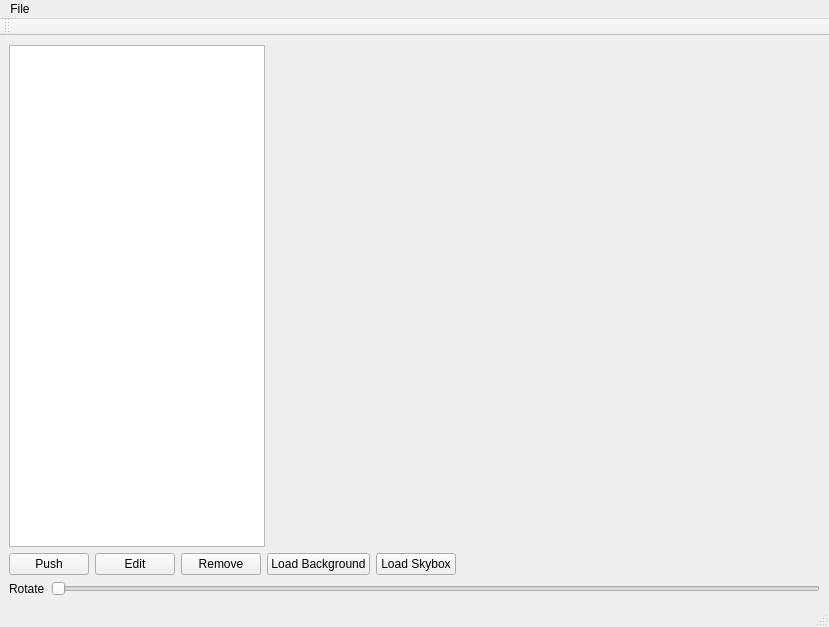
Qt form VRproject/mainwindow.ui (shanerule/2024_GROUP_5) before a commit.
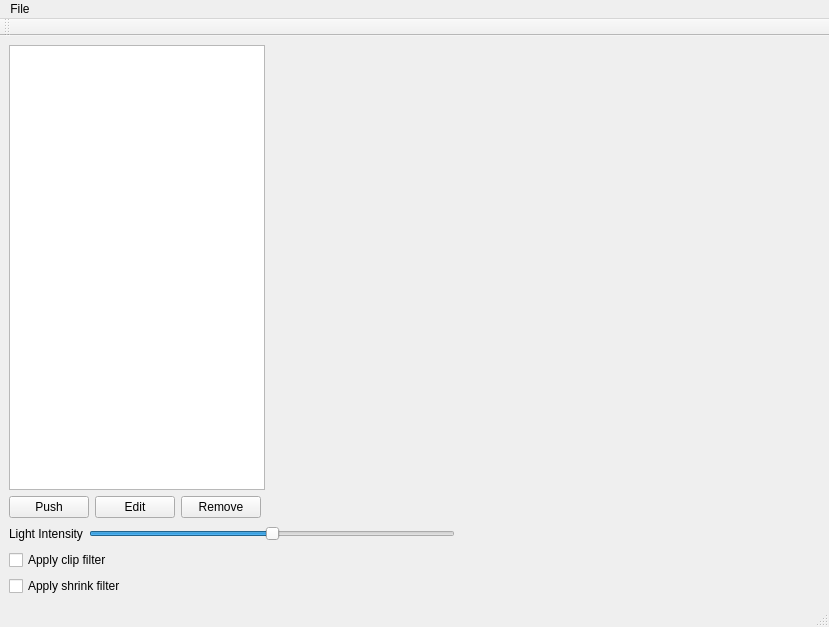
The same form after that commit. Icons and pictures are not drawn. Custom widgets are drawn as their Qt base class.

Commit message: Added filters and lighting

```diff
--- a/VRproject/mainwindow.ui
+++ b/VRproject/mainwindow.ui
@@ -65,20 +65,6 @@
         </property>
        </widget>
       </item>
-      <item>
-       <widget class="QPushButton" name="loadBackgroundButton">
-        <property name="text">
-         <string>Load Background</string>
-        </property>
-       </widget>
-      </item>
-      <item>
-       <widget class="QPushButton" name="loadSkyboxButton">
-        <property name="text">
-         <string>Load Skybox</string>
-        </property>
-       </widget>
-      </item>
       <item>
        <spacer name="horizontalSpacer">
         <property name="orientation">
@@ -99,7 +85,7 @@
       <item>
        <widget class="QLabel" name="label">
         <property name="text">
-         <string>Rotate</string>
+         <string>Light Intensity</string>
         </property>
        </widget>
       </item>
@@ -108,13 +94,43 @@
         <property name="maximum">
          <number>100</number>
         </property>
+        <property name="value">
+         <number>50</number>
+        </property>
         <property name="orientation">
          <enum>Qt::Orientation::Horizontal</enum>
         </property>
        </widget>
       </item>
+      <item>
+       <spacer name="horizontalSpacer_2">
+        <property name="orientation">
+         <enum>Qt::Orientation::Horizontal</enum>
+        </property>
+        <property name="sizeHint" stdset="0">
+         <size>
+          <width>40</width>
+          <height>20</height>
+         </size>
+        </property>
+       </spacer>
+      </item>
      </layout>
     </item>
+    <item>
+     <widget class="QCheckBox" name="checkBox_Clip">
+      <property name="text">
+       <string>Apply clip filter</string>
+      </property>
+     </widget>
+    </item>
+    <item>
+     <widget class="QCheckBox" name="checkBox_Shrink">
+      <property name="text">
+       <string>Apply shrink filter</string>
+      </property>
+     </widget>
+    </item>
    </layout>
   </widget>
   <widget class="QMenuBar" name="menubar">
```
Left out of the diff: 15 changed lines with no effect on the pictures. The commit also changes 5 other files.
